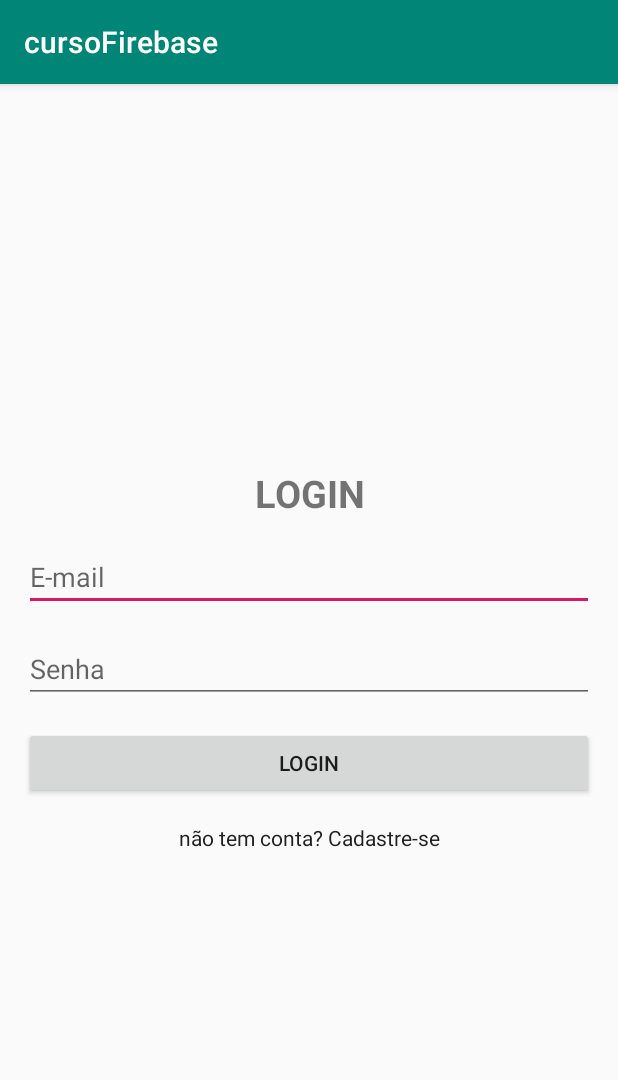
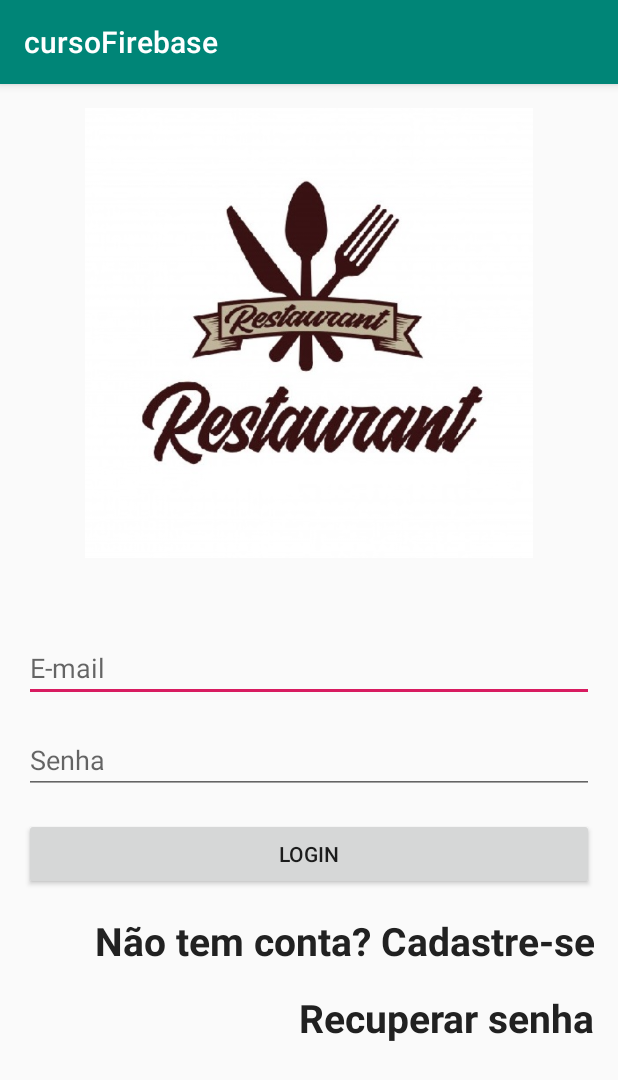
Before and after one commit to Wesley-Rodr17/cursoFirebase, an Android app: the screen it shows after launch (MainActivity), on a phone screen of 412 x 824 dp. Shown: the top 1080 px of the screen. Run offline under Robolectric (Android 15) with nearby library versions, the phone set to English and light mode, and no system bars; our stand-ins replace Firebase (no records; nobody signed in at launch, a user with empty details on screens opened directly); libraries missing offline, so code that uses them is left out: com.beardedhen.androidbootstrap; plain views replace BootstrapButton, BootstrapEditText; 4 statements that could not run were skipped.

Commit message:
Recuperar senha

```diff
--- a/app/src/main/java/com/example/cursofirebase/Activity/MainActivity.java
+++ b/app/src/main/java/com/example/cursofirebase/Activity/MainActivity.java
@@ -29,7 +29,7 @@ import com.google.firebase.auth.FirebaseUser;
 public class MainActivity extends AppCompatActivity {
 
     private BootstrapEditText email, senha;
-    private TextView abreCadastro;
+    private TextView abreCadastro, recuperarSenha;
     private BootstrapButton btnLogar;
     private FirebaseAuth autenticacao;
     private Usuario usuario;
@@ -41,6 +41,7 @@ public class MainActivity extends AppCompatActivity {
 
         email = (BootstrapEditText) findViewById(R.id.ideditEmail);
         abreCadastro = (TextView) findViewById(R.id.txtAbreCadastro);
+        recuperarSenha = (TextView) findViewById(R.id.txtRecuperarSenha);
         senha = (BootstrapEditText) findViewById(R.id.ideditSenha);
         btnLogar = (BootstrapButton) findViewById(R.id.idbtnLogin);
 
@@ -66,6 +67,15 @@ public class MainActivity extends AppCompatActivity {
         }
 
         abreCadastro.setOnClickListener(new View.OnClickListener() {
+            @Override
+            public void onClick(View v) {
+                Intent intent = new Intent(MainActivity.this, CadastroUsuarioComumActivity.class);
+                startActivity(intent);
+                finish();
+            }
+        });
+
+        recuperarSenha.setOnClickListener(new View.OnClickListener() {
             @Override
             public void onClick(View v) {
                 Intent intent = new Intent(MainActivity.this, CadastroUsuarioComumActivity.class);
--- a/app/src/main/res/layout/activity_main.xml
+++ b/app/src/main/res/layout/activity_main.xml
@@ -5,7 +5,6 @@
     android:layout_height="match_parent"
     xmlns:app="http://schemas.android.com/apk/res-auto"
     android:orientation="vertical"
-    android:gravity="center"
     tools:context="com.example.cursofirebase.Activity.MainActivity">
 
 
@@ -20,17 +19,19 @@
             android:layout_margin="16dp">
 
             <ImageView
-                android:layout_width="match_parent"
-                android:layout_height="wrap_content">
+                android:layout_width="300dp"
+                android:layout_height="300dp"
+                android:layout_gravity="center"
+                android:src="@drawable/logo">
 
             </ImageView>
 
             <TextView
-                android:text="LOGIN"
+
                 android:layout_width="match_parent"
                 android:layout_height="wrap_content"
                 android:id="@+id/textView"
-                android:textAlignment="center"
+                android:gravity="center"
                 android:textStyle="bold"
                 android:textSize="25sp"/>
 
@@ -76,9 +77,22 @@
                 android:id="@+id/txtAbreCadastro"
                 android:layout_width="match_parent"
                 android:layout_height="wrap_content"
-                android:gravity="center"
+                android:gravity="right"
+                android:textStyle="bold"
                 android:layout_marginTop="16dp"
-                android:text="não tem conta? Cadastre-se"
+                android:textSize="26dp"
+                android:text="Não tem conta? Cadastre-se"
+                android:textColor="@color/colorDarken"/>
+
+            <TextView
+                android:id="@+id/txtRecuperarSenha"
+                android:layout_width="match_parent"
+                android:layout_height="wrap_content"
+                android:gravity="right"
+                android:layout_marginTop="16dp"
+                android:textStyle="bold"
+                android:textSize="26dp"
+                android:text="Recuperar senha"
                 android:textColor="@color/colorDarken"/>
 
 
```
Also changed, not shown: app/src/main/AndroidManifest.xml (+7 -6 lines), app/src/main/java/com/example/cursofirebase/Activity/RecuperarSenha.java (added, +65 -0 lines), app/src/main/res/layout/activity_recuperar_senha.xml (added, +72 -0 lines), app/src/main/res/drawable-v24/esqueciminhasenha.png (added), app/src/main/res/drawable-v24/logo.PNG (added).
